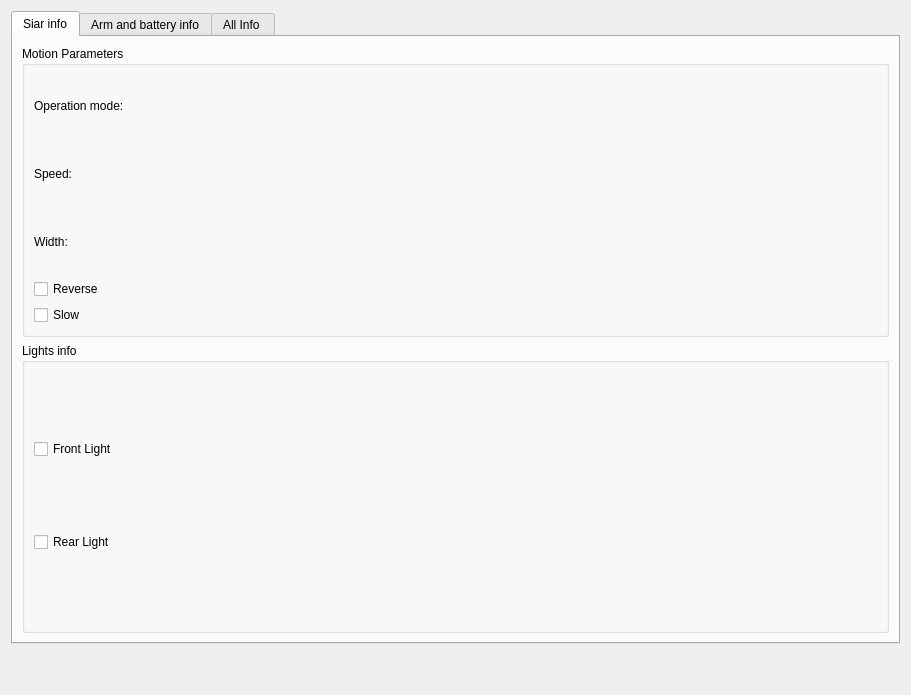
Old version of the form siar_rqt_plugin/src/siar_rqt_plugin/my_plugin.ui in the repository robotics-upo/siar_packages.
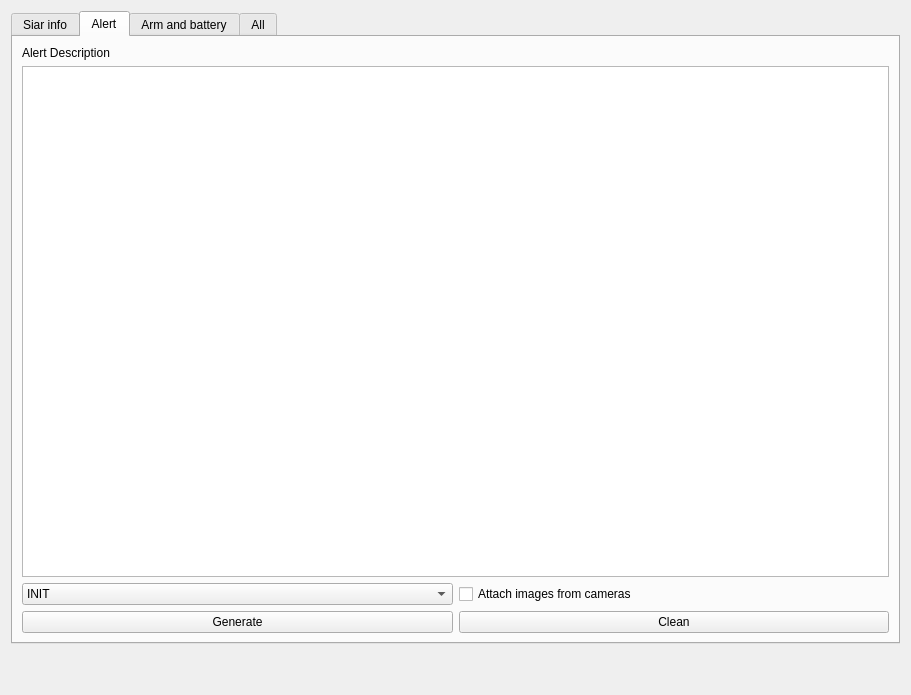
New version of the form.

Commit message: Added the alert database package for managing events during the inspection

What changed in the file:
```diff
--- a/siar_rqt_plugin/src/siar_rqt_plugin/my_plugin.ui
+++ b/siar_rqt_plugin/src/siar_rqt_plugin/my_plugin.ui
@@ -20,7 +20,7 @@
    <item>
     <widget class="QTabWidget" name="tabWidget">
      <property name="currentIndex">
-      <number>0</number>
+      <number>1</number>
      </property>
      <widget class="QWidget" name="tabWidgetPage1">
       <attribute name="title">
@@ -111,9 +111,85 @@
        </item>
       </layout>
      </widget>
+     <widget class="QWidget" name="tab_2">
+      <property name="whatsThis">
+       <string>This tabs allows the user to add an alert that will be registered in the Alert Database</string>
+      </property>
+      <property name="accessibleName">
+       <string>Generate alert</string>
+      </property>
+      <attribute name="title">
+       <string>Alert</string>
+      </attribute>
+      <layout class="QVBoxLayout" name="verticalLayout_16">
+       <item>
+        <widget class="QLabel" name="label_3">
+         <property name="text">
+          <string>Alert Description</string>
+         </property>
+        </widget>
+       </item>
+       <item>
+        <widget class="QTextEdit" name="textEdit"/>
+       </item>
+       <item>
+        <layout class="QHBoxLayout" name="horizontalLayout_6">
+         <item>
+          <widget class="QComboBox" name="alertTypeCombo">
+           <item>
+            <property name="text">
+             <string>INIT</string>
+            </property>
+           </item>
+           <item>
+            <property name="text">
+             <string>STRUCTURAL DEFECT</string>
+            </property>
+           </item>
+           <item>
+            <property name="text">
+             <string>SERVICEABILITY LOSS</string>
+            </property>
+           </item>
+           <item>
+            <property name="text">
+             <string>END</string>
+            </property>
+           </item>
+          </widget>
+         </item>
+         <item>
+          <widget class="QCheckBox" name="checkBox">
+           <property name="text">
+            <string>Attach images from cameras</string>
+           </property>
+          </widget>
+         </item>
+        </layout>
+       </item>
+       <item>
+        <layout class="QHBoxLayout" name="horizontalLayout_5">
+         <item>
+          <widget class="QPushButton" name="pushButton">
+           <property name="text">
+            <string>Generate</string>
+           </property>
+          </widget>
+         </item>
+         <item>
+          <widget class="QPushButton" name="pushButton_2">
+           <property name="text">
+            <string>Clean</string>
+           </property>
+          </widget>
+         </item>
+        </layout>
+       </item>
+      </layout>
+     </widget>
      <widget class="QWidget" name="tab">
       <attribute name="title">
-       <string>Arm and battery info</string>
+       <string>Arm and battery</string>
       </attribute>
       <layout class="QVBoxLayout" name="verticalLayout_9">
        <item>
@@ -458,7 +534,7 @@
      </widget>
      <widget class="QWidget" name="tabWidgetPage2">
       <attribute name="title">
-       <string>All Info </string>
+       <string>All</string>
       </attribute>
       <layout class="QVBoxLayout" name="verticalLayout_8">
        <item>
```
Left out of the diff: 19 changed lines with no effect on the pictures. The commit also changes 13 other files.
